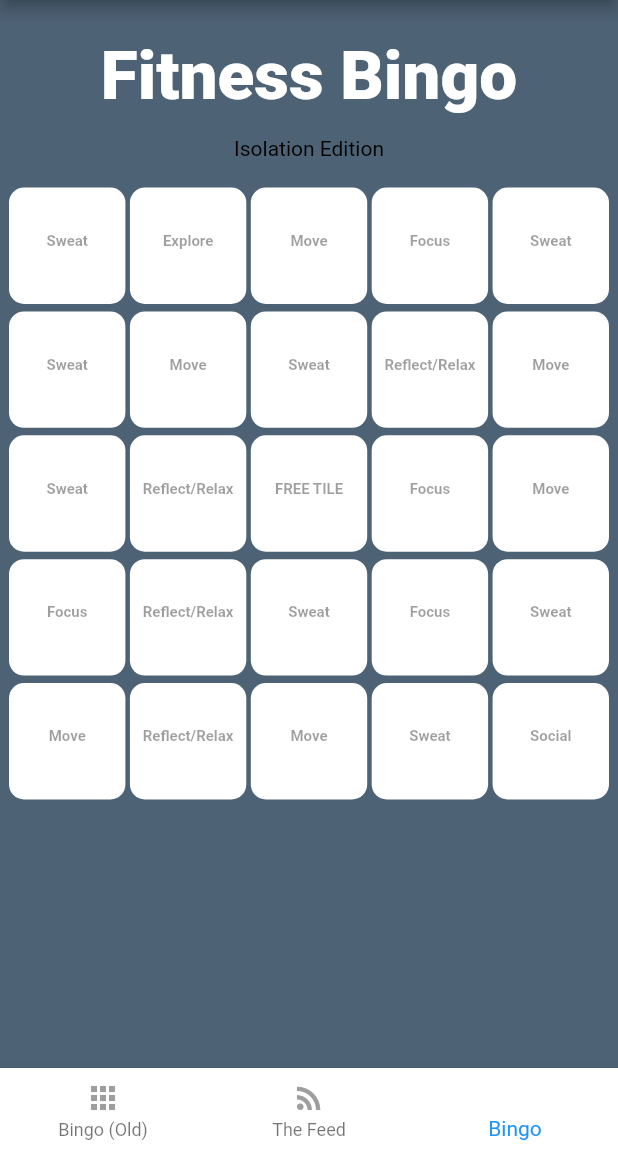
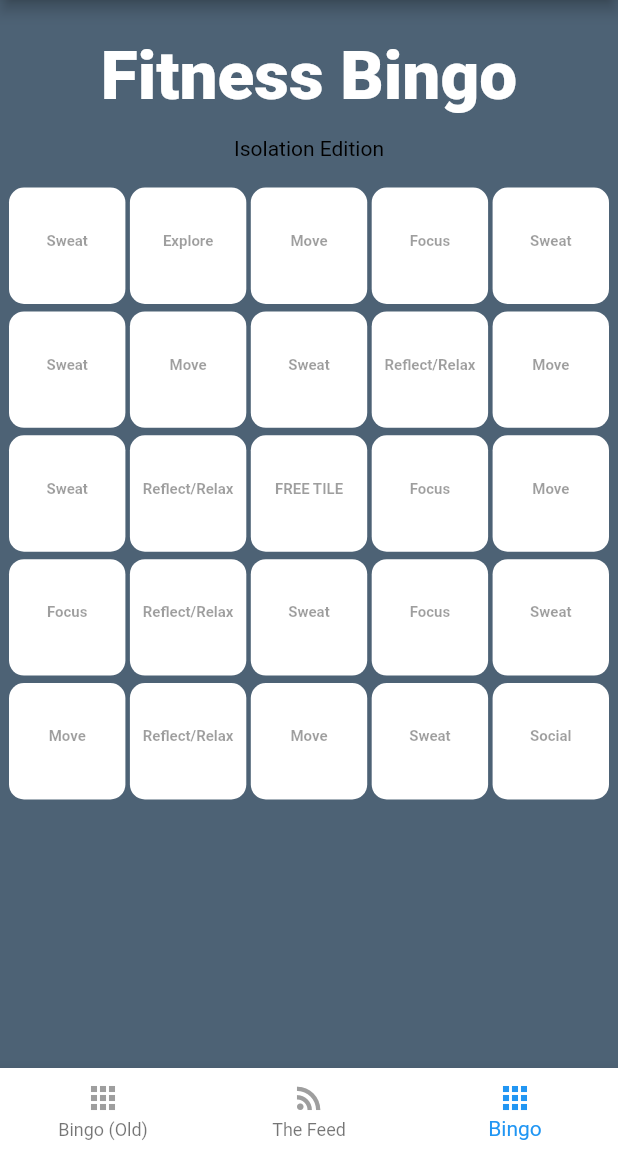
Before and after one commit to darwingr/xmoves, a Flutter app: the screen it shows after launch, item 3 of the bottom bar chosen, on a phone screen of 412 x 824 dp, the part 84-1236 px from its top. Run offline on Flutter 3.47's test engine with Material 2 defaults, Android fonts, the light colour scheme and no system bars; drawn by our look-alikes of flutter_platform_widgets; our stand-ins replace bloc, csv, dartz, equatable, flutter_bloc.

Commit message:
Bumps build number Fixes button colour

```diff
--- a/lib/main.dart
+++ b/lib/main.dart
@@ -89,7 +89,7 @@ class _MyHomePageState extends State<MyHomePage> {
             BottomNavigationBarItem(
               label: 'Bingo',
               icon:       Icon(Icons.apps, color: Colors.grey),
-              activeIcon: Icon(Icons.apps, color: Colors.white),
+              activeIcon: Icon(Icons.apps, color: Colors.blue),
             ),
           ]));
   }
--- a/pubspec.yaml
+++ b/pubspec.yaml
@@ -15,7 +15,7 @@ publish_to: 'none' # Remove this line if you wish to publish to pub.dev
 # In iOS, build-name is used as CFBundleShortVersionString while build-number used as CFBundleVersion.
 # Read more about iOS versioning at
 # https://developer.apple.com/library/archive/documentation/General/Reference/InfoPlistKeyReference/Articles/CoreFoundationKeys.html
-version: 1.0.0+3
+version: 1.0.0+4
 
 environment:
   sdk: ">=2.7.0 <3.0.0"
```
Also changed, not shown: 1 other file.
